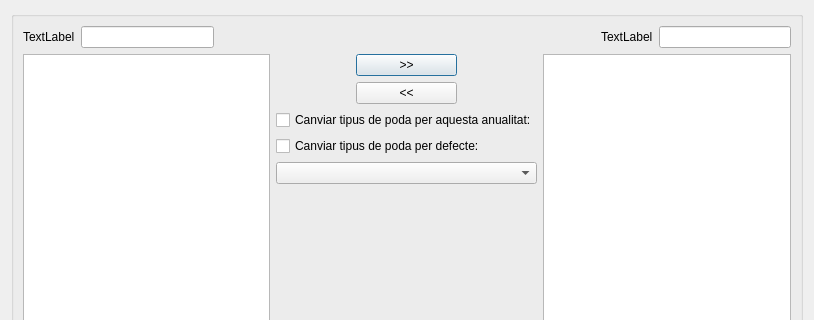
Qt form ui/tree_selector.ui (bgeo-gis/treemanage_qgis_pluggin) before a commit; both pictures show x 0 to 814 and y 0 to 320 of the 814 by 690 pixel window.
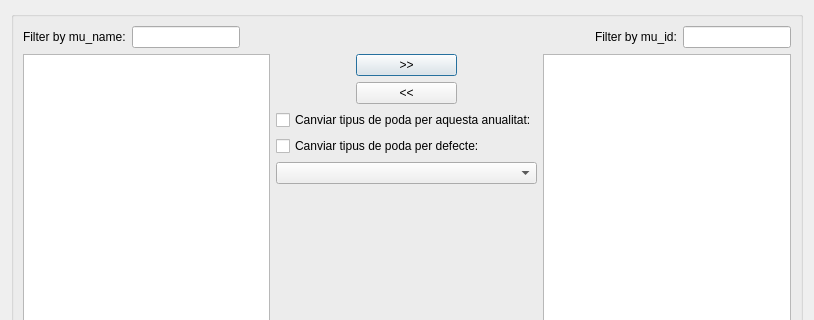
The same form after that commit.

```diff
--- a/ui/tree_selector.ui
+++ b/ui/tree_selector.ui
@@ -38,7 +38,7 @@
             <item>
              <widget class="QLabel" name="label">
               <property name="text">
-               <string>TextLabel</string>
+               <string>Filter by mu_name:</string>
               </property>
              </widget>
             </item>
@@ -78,7 +78,7 @@
             <item>
              <widget class="QLabel" name="label_2">
               <property name="text">
-               <string>TextLabel</string>
+               <string>Filter by mu_id:</string>
               </property>
              </widget>
             </item>
```
